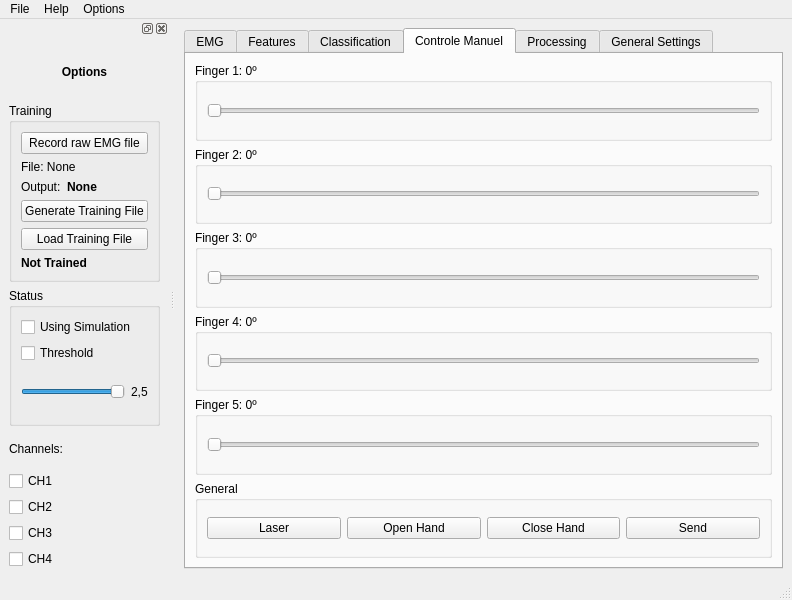
The window that python-real-time-application/views/layouts/base_project_main.ui (italogsfernandes/hand) describes before a commit, drawn with Qt 5.
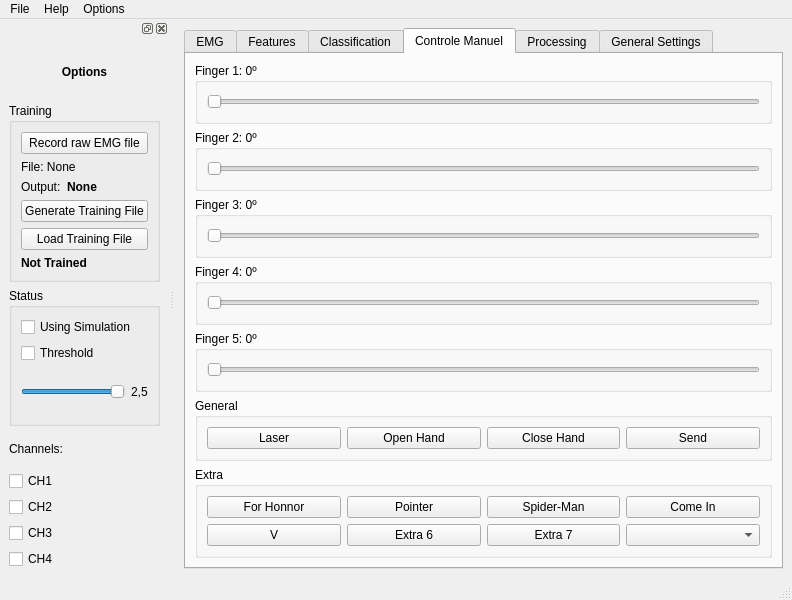
The same window after the commit. The open tabs and pages were chosen to show the change.

Commit message: fun extras functions

The edit to the form file:
```diff
--- a/python-real-time-application/views/layouts/base_project_main.ui
+++ b/python-real-time-application/views/layouts/base_project_main.ui
@@ -220,6 +220,9 @@
             <property name="topMargin">
              <number>0</number>
             </property>
+            <property name="bottomMargin">
+             <number>0</number>
+            </property>
             <item>
              <widget class="QGroupBox" name="groupBox_f1">
               <property name="title">
@@ -352,6 +355,84 @@
               </layout>
              </widget>
             </item>
+            <item>
+             <widget class="QGroupBox" name="groupBox_3">
+              <property name="title">
+               <string>Extra</string>
+              </property>
+              <layout class="QVBoxLayout" name="verticalLayout_14">
+               <property name="bottomMargin">
+                <number>9</number>
+               </property>
+               <item>
+                <layout class="QHBoxLayout" name="horizontalLayout_14">
+                 <property name="topMargin">
+                  <number>0</number>
+                 </property>
+                 <item>
+                  <widget class="QPushButton" name="pushButton_forhonnor">
+                   <property name="text">
+                    <string>For Honnor</string>
+                   </property>
+                  </widget>
+                 </item>
+                 <item>
+                  <widget class="QPushButton" name="pushButton_pointer">
+                   <property name="text">
+                    <string>Pointer</string>
+                   </property>
+                  </widget>
+                 </item>
+                 <item>
+                  <widget class="QPushButton" name="pushButton_spiderman">
+                   <property name="text">
+                    <string>Spider-Man</string>
+                   </property>
+                  </widget>
+                 </item>
+                 <item>
+                  <widget class="QPushButton" name="pushButton_comein">
+                   <property name="text">
+                    <string>Come In</string>
+                   </property>
+                  </widget>
+                 </item>
+                </layout>
+               </item>
+               <item>
+                <layout class="QHBoxLayout" name="horizontalLayout_16">
+                 <property name="bottomMargin">
+                  <number>0</number>
+                 </property>
+                 <item>
+                  <widget class="QPushButton" name="pushButton_v">
+                   <property name="text">
+                    <string>V</string>
+                   </property>
+                  </widget>
+                 </item>
+                 <item>
+                  <widget class="QPushButton" name="pushButton_extra6">
+                   <property name="text">
+                    <string>Extra 6</string>
+                   </property>
+                  </widget>
+                 </item>
+                 <item>
+                  <widget class="QPushButton" name="pushButton_extra7">
+                   <property name="text">
+                    <string>Extra 7</string>
+                   </property>
+                  </widget>
+                 </item>
+                 <item>
+                  <widget class="QComboBox" name="comboBox_movimentfinal"/>
+                 </item>
+                </layout>
+               </item>
+              </layout>
+             </widget>
+            </item>
            </layout>
           </item>
          </layout>
```
Left out of the diff: 2 changed lines with no effect on the pictures. The commit also changes 3 other files.
